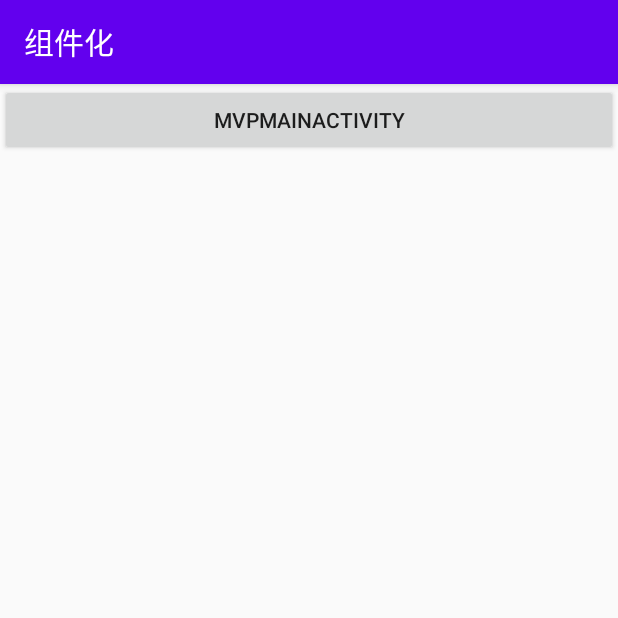
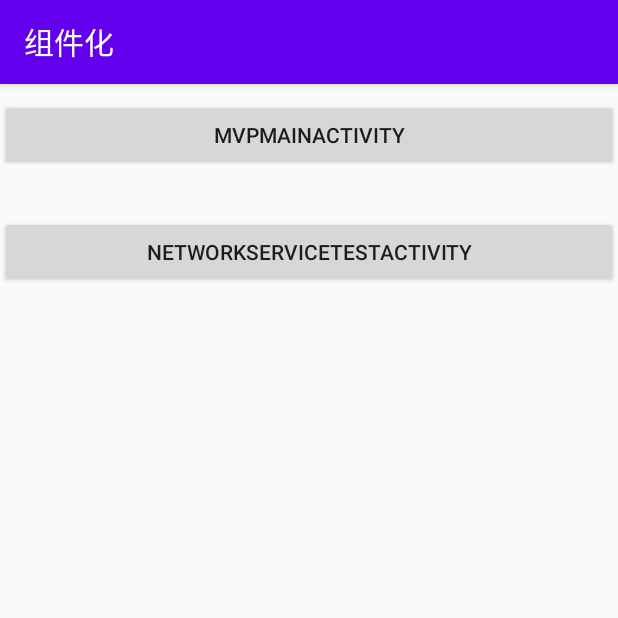
Before and after one commit to aibingbing/AndroidBaseComponent, an Android app: the screen it shows after launch (MainActivity), on a phone screen of 412 x 824 dp, the top half of it. Run offline under Robolectric (Android 15) with nearby library versions, the phone set to English and light mode, and no system bars; our stand-ins replace ButterKnife; libraries missing offline, so code that uses them is left out: com.facebook.stetho, com.orhanobut.logger.

Commit message:
feat:【Demo】添加网络请求组件demo;

```diff
--- a/app/build.gradle
+++ b/app/build.gradle
@@ -40,6 +40,7 @@ dependencies {
     androidTestImplementation 'androidx.test.ext:junit:1.1.1'
     androidTestImplementation 'androidx.test.espresso:espresso-core:3.2.0'
 
-//    api project(':BaseMVP')
-    implementation 'com.aibb.android.base:BaseMVP:0.1.0'
+    api project(':BaseMVP')
+    api project(':BaseNetworkService')
+//    implementation 'com.aibb.android.base:BaseMVP:0.1.0'
 }
--- a/app/src/main/AndroidManifest.xml
+++ b/app/src/main/AndroidManifest.xml
@@ -3,6 +3,7 @@
     package="com.aibb.android.base.example">
 
     <application
+        android:name=".MainApplication"
         android:allowBackup="true"
         android:icon="@mipmap/ic_launcher"
         android:label="@string/app_name"
@@ -17,6 +18,7 @@
             </intent-filter>
         </activity>
         <activity android:name=".mvp.MvpMainActivity" />
+        <activity android:name=".network.view.NetworkServiceTestActivity" />
     </application>
 
 </manifest>
--- a/app/src/main/java/com/aibb/android/base/example/MainActivity.kt
+++ b/app/src/main/java/com/aibb/android/base/example/MainActivity.kt
@@ -1,13 +1,11 @@
 package com.aibb.android.base.example
 
 import android.content.Intent
+import android.os.Bundle
 import androidx.appcompat.app.AppCompatActivity
-import android.os.Bundle
-import android.view.View
-import android.widget.TextView
-import butterknife.BindView
 import butterknife.ButterKnife
 import com.aibb.android.base.example.mvp.MvpMainActivity
+import com.aibb.android.base.example.network.view.NetworkServiceTestActivity
 import kotlinx.android.synthetic.main.activity_main.*
 
 class MainActivity : AppCompatActivity() {
@@ -20,5 +18,9 @@ class MainActivity : AppCompatActivity() {
             val intent = Intent(this, MvpMainActivity::class.java)
             startActivity(intent)
         }
+        networkBtn.setOnClickListener {
+            val intent = Intent(this, NetworkServiceTestActivity::class.java)
+            startActivity(intent)
+        }
     }
 }
--- /dev/null
+++ b/app/src/main/java/com/aibb/android/base/example/MainApplication.java
@@ -0,0 +1,22 @@
+package com.aibb.android.base.example;
+
+import android.app.Application;
+
+import com.aibb.android.base.networkservice.RetrofitFactory;
+
+import java.util.Locale;
+
+/**
+ * Copyright:   Copyright (c)  All rights reserved.<br>
+ * Author:      aibingbing <br>
+ * Date:        2020/8/29 <br>
+ * Desc:        <br>
+ */
+public class MainApplication extends Application {
+    @Override
+    public void onCreate() {
+        super.onCreate();
+        RetrofitFactory.initApplicatonContext(this);
+        RetrofitFactory.addGlobalHeader("Accept-Language", Locale.getDefault().getLanguage());
+    }
+}
--- a/app/src/main/java/com/aibb/android/base/example/mvp/MvpMainActivity.kt
+++ b/app/src/main/java/com/aibb/android/base/example/mvp/MvpMainActivity.kt
@@ -2,8 +2,8 @@ package com.aibb.android.base.example.mvp
 
 import android.util.Log
 import android.widget.Toast
+import com.aibb.android.base.example.MyBaseMvpActivity
 import com.aibb.android.base.example.R
-import com.aibb.android.base.mvp.BaseMvpActivity
 import com.aibb.android.base.mvp.annotation.MvpPresenterInject
 import com.aibb.android.base.mvp.annotation.MvpPresenterVariable
 import kotlinx.android.synthetic.main.mvp_main_layout.*
@@ -15,7 +15,7 @@ import kotlinx.android.synthetic.main.mvp_main_layout.*
  * Desc:        <br>
  */
 @MvpPresenterInject(values = [LoginPresenter::class, AccountPresenter::class])
-class MvpMainActivity : BaseMvpActivity(), LoginView, AccountView {
+class MvpMainActivity : MyBaseMvpActivity(), LoginView, AccountView {
 
     @MvpPresenterVariable
     lateinit var mLoginPresenter: LoginPresenter
--- a/app/src/main/res/layout/activity_main.xml
+++ b/app/src/main/res/layout/activity_main.xml
@@ -3,13 +3,23 @@
     xmlns:tools="http://schemas.android.com/tools"
     android:layout_width="match_parent"
     android:layout_height="match_parent"
+    android:orientation="vertical"
     tools:context="com.aibb.android.base.example.MainActivity">
 
     <Button
         android:id="@+id/mvpBtn"
         android:layout_width="match_parent"
         android:layout_height="wrap_content"
+        android:layout_marginTop="10dp"
         android:gravity="center"
         android:text="MvpMainActivity" />
 
+    <Button
+        android:id="@+id/networkBtn"
+        android:layout_width="match_parent"
+        android:layout_height="wrap_content"
+        android:layout_marginTop="30dp"
+        android:gravity="center"
+        android:text="NetworkServiceTestActivity" />
+
 </LinearLayout>
```
Also changed, not shown: app/src/main/java/com/aibb/android/base/example/MyBaseMvpActivity.kt (added, +62 -0 lines), app/src/main/java/com/aibb/android/base/example/network/api/GIthubApi.kt (added, +17 -0 lines), app/src/main/java/com/aibb/android/base/example/network/api/GithubApiService.kt (added, +20 -0 lines), app/src/main/java/com/aibb/android/base/example/network/pojo/GithubRepos.kt (added, +12 -0 lines), app/src/main/java/com/aibb/android/base/example/network/view/NetworkServiceTestActivity.kt (added, +44 -0 lines), app/src/main/java/com/aibb/android/base/example/network/view/NetworkServiceTestPresenter.kt (added, +35 -0 lines), app/src/main/java/com/aibb/android/base/example/network/view/NetworkServiceTestView.java (added, +18 -0 lines), app/src/main/res/layout/network_service_test_layout.xml (added, +11 -0 lines).
